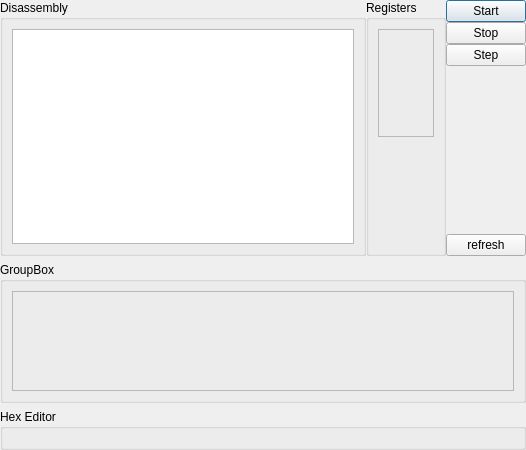
The window that ui/dialogdasm.ui (TheProjecter/pockemul) describes before a commit, drawn with Qt 5.
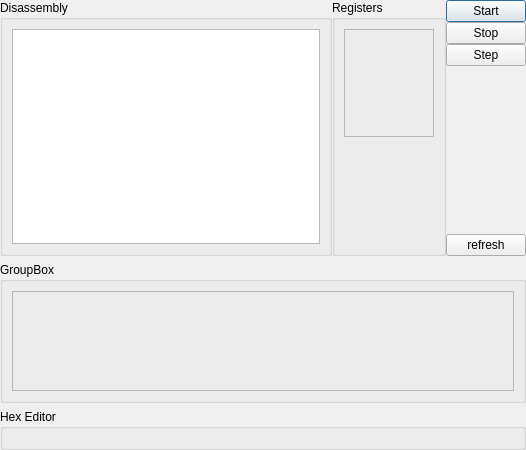
The same window after the commit.

Diff of the .ui file:
```diff
--- a/ui/dialogdasm.ui
+++ b/ui/dialogdasm.ui
@@ -49,20 +49,20 @@
      <item>
       <widget class="QGroupBox" name="groupBox_2">
        <property name="sizePolicy">
-        <sizepolicy hsizetype="Preferred" vsizetype="Preferred">
+        <sizepolicy hsizetype="Fixed" vsizetype="Preferred">
          <horstretch>0</horstretch>
          <verstretch>0</verstretch>
         </sizepolicy>
        </property>
        <property name="minimumSize">
         <size>
-         <width>100</width>
+         <width>114</width>
          <height>0</height>
         </size>
        </property>
        <property name="maximumSize">
         <size>
-         <width>100</width>
+         <width>16777215</width>
          <height>16777215</height>
         </size>
        </property>
@@ -77,7 +77,7 @@
        </property>
        <layout class="QVBoxLayout" name="verticalLayout">
         <property name="sizeConstraint">
-         <enum>QLayout::SetMinimumSize</enum>
+         <enum>QLayout::SetDefaultConstraint</enum>
         </property>
         <item>
          <widget class="QFrame" name="regframe">
@@ -89,7 +89,7 @@
           </property>
           <property name="maximumSize">
            <size>
-            <width>100</width>
+            <width>16777215</width>
             <height>16777215</height>
            </size>
           </property>
```
